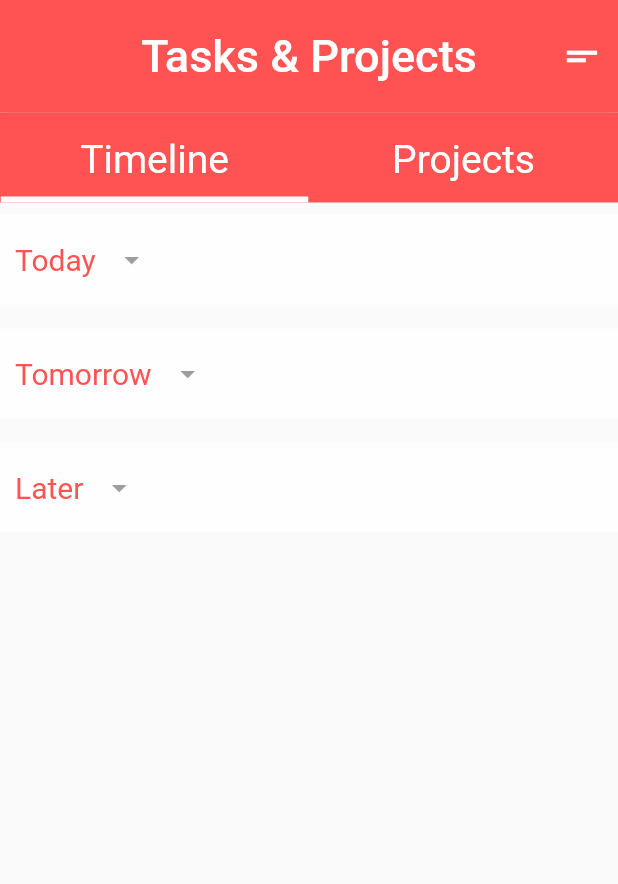
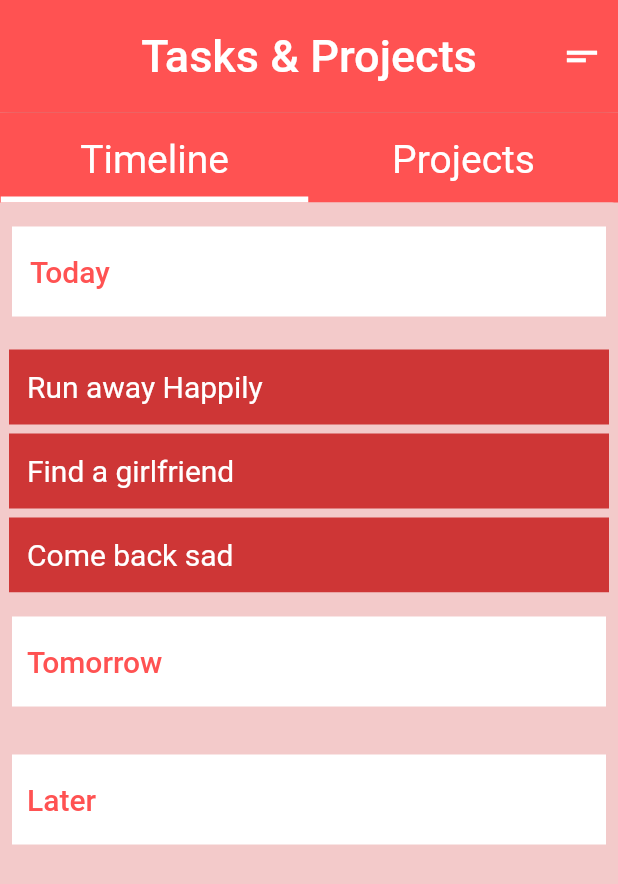
Before and after one commit to sherautcarsh/Recordatorio, a Flutter app: the ProjectPage screen opened directly, on a phone screen of 412 x 824 dp. Shown: the top 884 px of the screen. Run offline on Flutter 3.47's test engine with Material 2 defaults, Android fonts, the phone set to English and light mode, and no system bars; our stand-ins replace cloud_firestore, firebase_auth, firebase_core; accounts and stored records are empty; Roboto replaces fonts that are missing (arial).

Commit message:
Did Somethings...I guess

```diff
--- a/lib/Pages/projects.dart
+++ b/lib/Pages/projects.dart
@@ -7,10 +7,11 @@ class ProjectPage extends StatefulWidget{
 
 class _ProjectPageState extends State<ProjectPage>{
   String filterType = "timeline";
-  bool show = true,show2=true,show3=true;
+  bool today = true,tomorrow = false,later = false;
   @override
   Widget build(BuildContext context){
     return Scaffold(
+      backgroundColor: Color(0xFFF3CACA),
       body: Stack(
         children: [
           Column(
@@ -77,34 +78,48 @@ class _ProjectPageState extends State<ProjectPage>{
               ),
             ),
               (filterType=="timeline")?
-              Stack(
-                children:[
                   Column(
                     crossAxisAlignment: CrossAxisAlignment.start,
                     children:[
-                  Container(
-                    margin: EdgeInsets.symmetric(vertical: 8.0),
+                        TextButton(onPressed: (){
+                          today = !today;
+                          print(today);
+                          setState(() {
+
+                          });
+                        },
+                        child: Container(
+                          margin: EdgeInsets.symmetric(vertical: 8.0,),
                           height: 60,
-                    color: Colors.white70,
+                          color: Colors.white,
                           child: Row(
                             children: [
-                        SizedBox(height: 0,width:10),
+                              SizedBox(height: 0,width:12),
                               Text("Today", style: TextStyle(color: Colors.redAccent,fontSize: 20),),
-                        IconButton(icon: Icon(Icons.arrow_drop_down), onPressed: changeShow())
-
                             ],
                           ),
-                ),(show)?Column(
+                        ),
+                          style: ButtonStyle(
+                            backgroundColor: MaterialStateProperty.resolveWith<Color>(
+                                  (Set<MaterialState> states) {
+                                return Color(0xFFF3CACA);// Use the component's default.
+                              },
+                            ),
+                          ),
+                        ),
+
+                //TODAY STARTS HERE
+                (today)?Column(
                         children: [
                           Container(
                             margin: EdgeInsets.fromLTRB(6, 6, 6, 0),
                             padding: EdgeInsets.all(2),
                             height: 50,
-                            color: Colors.grey,
+                            color: Color(0xFFCE3636),
                             child: Row(
                               children: [
                                 SizedBox(height: 0,width:10),
-                                Text("Run away Happily", style: TextStyle(color: Colors.white,fontSize: 20),)
+                                Text("Run away Happily", style: TextStyle(color: Color(0xFFFFFFFF),fontSize: 20),)
                               ],
                             ),
                           ),
@@ -112,7 +127,7 @@ class _ProjectPageState extends State<ProjectPage>{
                             margin: EdgeInsets.fromLTRB(6, 6, 6, 0),
                             padding: EdgeInsets.all(2),
                             height: 50,
-                            color: Colors.grey,
+                            color: Color(0xFFCE3636),
                             child: Row(
                               children: [
                                 SizedBox(height: 0,width:10),
@@ -124,7 +139,7 @@ class _ProjectPageState extends State<ProjectPage>{
                             margin: EdgeInsets.fromLTRB(6, 6, 6, 0),
                             padding: EdgeInsets.all(2),
                             height: 50,
-                            color: Colors.grey,
+                            color: Color(0xFFCE3636),
                             child: Row(
                               children: [
                                 SizedBox(height: 0,width:10),
@@ -134,26 +149,41 @@ class _ProjectPageState extends State<ProjectPage>{
                           )
                         ],
                       ):Container(),
-                      Container(
+
+                      //TOMORROW STARTS HERE
+                      TextButton(onPressed: (){
+                        tomorrow = !tomorrow;
+                        print(tomorrow);
+                        setState(() {
+
+                        });
+                      },
+                        child: Container(
                           margin: EdgeInsets.symmetric(vertical: 8.0),
                           height: 60,
-                        color: Colors.white70,
+                          color: Colors.white,
                           child: Row(
                             children: [
                               SizedBox(height: 0,width:10),
                               Text("Tomorrow", style: TextStyle(color: Colors.redAccent,fontSize: 20),),
-                            IconButton(icon: Icon(Icons.arrow_drop_down), onPressed: changeShow2())
-
                             ],
                           ),
                         ),
-                  (show2)?Column(
+                        style: ButtonStyle(
+                          backgroundColor: MaterialStateProperty.resolveWith<Color>(
+                                (Set<MaterialState> states) {
+                              return Color(0xFFF3CACA);// Use the component's default.
+                            },
+                          ),
+                        ),
+                      ),
+                  (tomorrow)?Column(
                         children: [
                           Container(
                             margin: EdgeInsets.fromLTRB(6, 6, 6, 0),
                             padding: EdgeInsets.all(2),
                             height: 50,
-                            color: Colors.grey,
+                            color: Color(0xFFCE3636),
                             child: Row(
                               children: [
                                 SizedBox(height: 0,width:10),
@@ -165,7 +195,7 @@ class _ProjectPageState extends State<ProjectPage>{
                             margin: EdgeInsets.fromLTRB(6, 6, 6, 0),
                             padding: EdgeInsets.all(2),
                             height: 50,
-                            color: Colors.grey,
+                            color: Color(0xFFCE3636),
                             child: Row(
                               children: [
                                 SizedBox(height: 0,width:10),
@@ -175,26 +205,41 @@ class _ProjectPageState extends State<ProjectPage>{
                           ),
                         ],
                       ):Container(),
-                      Container(
+
+                      //LATER STARTS HERE
+                      TextButton(onPressed: (){
+                        later = !later;
+                        print(later);
+                        setState(() {
+
+                        });
+                      },
+                        child: Container(
                           margin: EdgeInsets.symmetric(vertical: 8.0),
                           height: 60,
-                        color: Colors.white70,
+                          color: Colors.white,
                           child: Row(
                             children: [
                               SizedBox(height: 0,width:10),
                               Text("Later", style: TextStyle(color: Colors.redAccent,fontSize: 20),),
-                            IconButton(icon: Icon(Icons.arrow_drop_down), onPressed: changeShow3())
-
                             ],
                           ),
                         ),
-                  (show3)?Column(
+                        style: ButtonStyle(
+                          backgroundColor: MaterialStateProperty.resolveWith<Color>(
+                                (Set<MaterialState> states) {
+                              return Color(0xFFF3CACA);// Use the component's default.
+                            },
+                          ),
+                        ),
+                      ),
+                  (later)?Column(
                         children: [
                           Container(
                             margin: EdgeInsets.fromLTRB(6, 6, 6, 0),
                             padding: EdgeInsets.all(2),
                             height: 50,
-                            color: Colors.grey,
+                            color: Color(0xFFCE3636),
                             child: Row(
                               children: [
                                 SizedBox(height: 0,width:10),
@@ -206,7 +251,7 @@ class _ProjectPageState extends State<ProjectPage>{
                             margin: EdgeInsets.fromLTRB(6, 6, 6, 0),
                             padding: EdgeInsets.all(2),
                             height: 50,
-                            color: Colors.grey,
+                            color: Color(0xFFCE3636),
                             child: Row(
                               children: [
                                 SizedBox(height: 0,width:10),
@@ -218,43 +263,28 @@ class _ProjectPageState extends State<ProjectPage>{
                       ):Container(),
 
 
-                ],)]):
+                ],):
                   Container(
 
 
-                  )
+                  ),
         ],
       ),
       ],
     ),);
   }
   changeFilter(String filter){
-    print(filter);
     filterType = filter;
     setState(() {
 
     });
 
 }
-  changeShow(){
-    print(show);
+  changeShow(bool show){
+    print(show.toString());
     show = !show;
     setState(() {
 
     });
   }
-  changeShow2(){
-    print(show2);
-    show2 = !show2;
-    setState(() {
-
-    });
 }
-  changeShow3(){
-    print(show3);
-    show3 = !show3;
-    setState(() {
-
-    });
-  }
-}
--- a/lib/main.dart
+++ b/lib/main.dart
@@ -3,6 +3,7 @@ import 'package:flutter/material.dart';
 
 import 'package:firebase_auth/firebase_auth.dart';
 import 'package:firebase_core/firebase_core.dart';
+import 'package:flutter/services.dart';
 import 'screens/auth_screen.dart';
 import 'screens/splash_screen.dart';
 import 'screens/info_page.dart';
@@ -13,6 +14,7 @@ void main(){
 class MyApp extends StatelessWidget {
   @override
   Widget build(BuildContext context) {
+    SystemChrome.setEnabledSystemUIOverlays([]);
     return FutureBuilder(
       future: Firebase.initializeApp(),
       builder: (context, appSnapShot) {
@@ -39,7 +41,7 @@ class MyApp extends StatelessWidget {
                   return SplashScreen();
                 }
                 if (userSnapshot.hasData) {
-                  return Tasks();
+                  return Info();
                 }
                 return AuthScreen();
               }
```
Also changed, not shown: lib/screens/info_page.dart (+46 -104 lines), 1 other file. Lines whose indentation alone changed are shown as unchanged.
